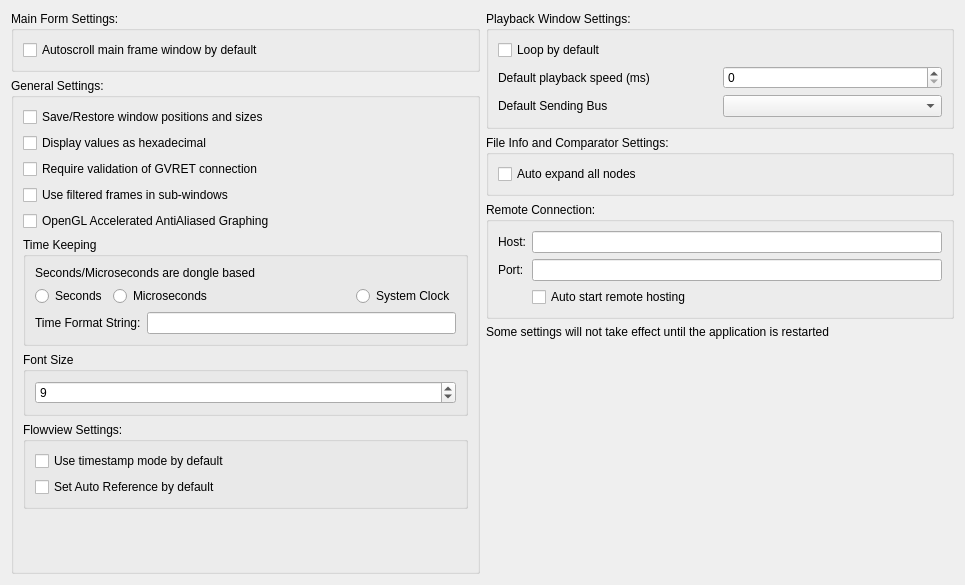
Old version of the form ui/mainsettingsdialog.ui in the repository collin80/SavvyCAN.
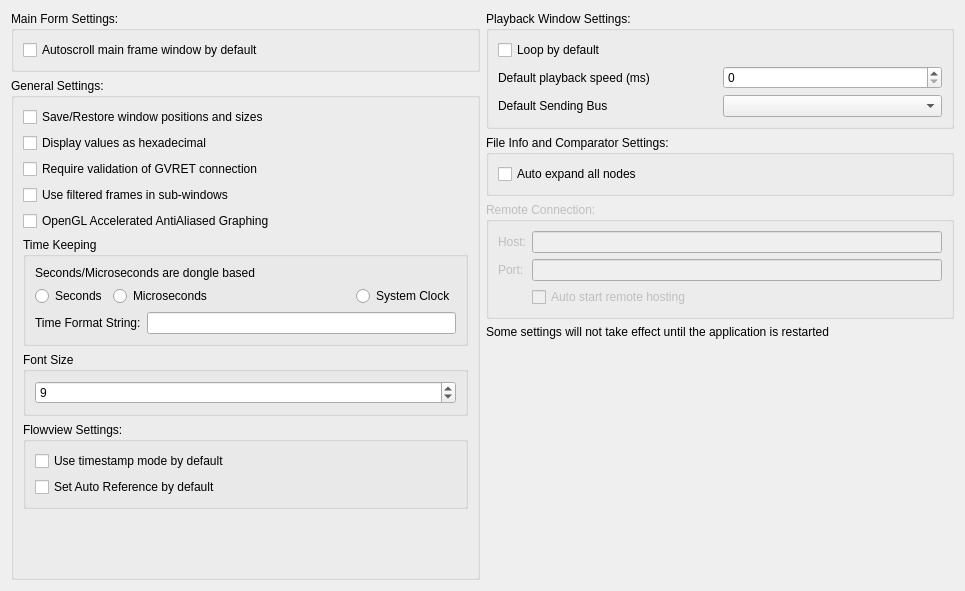
New version of the form.

```diff
--- a/ui/mainsettingsdialog.ui
+++ b/ui/mainsettingsdialog.ui
@@ -7,7 +7,7 @@
     <x>0</x>
     <y>0</y>
     <width>965</width>
-    <height>585</height>
+    <height>591</height>
    </rect>
   </property>
   <property name="windowTitle">
@@ -272,6 +272,9 @@
      </item>
      <item>
       <widget class="QGroupBox" name="groupBox_8">
+       <property name="enabled">
+        <bool>false</bool>
+       </property>
        <property name="title">
         <string>Remote Connection:</string>
        </property>
```
